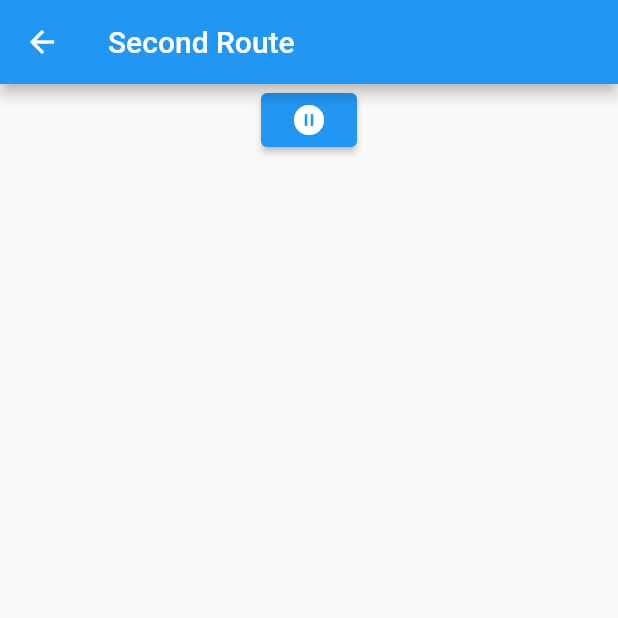
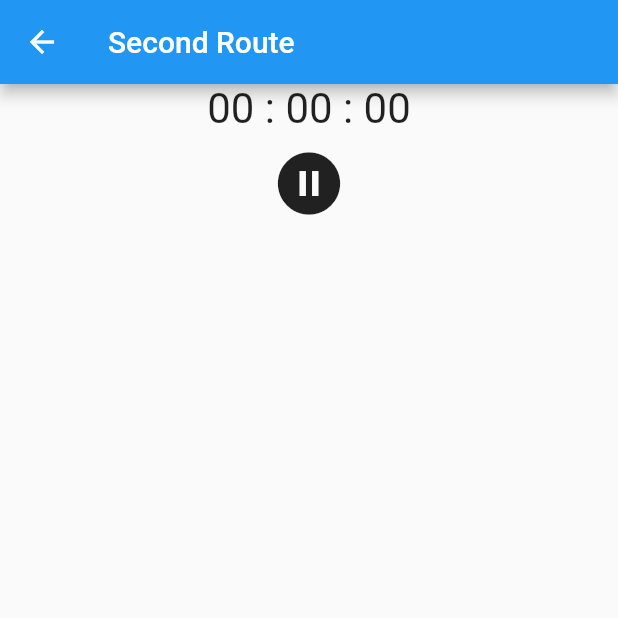
Before and after one commit to Choalstn/flutter_timer, a Flutter app: the screen it shows after launch, after a tap on "UI/UX 프로그래밍", on a phone screen of 412 x 824 dp, the top half of it. Run offline on Flutter 3.47's test engine with Material 2 defaults, Android fonts, the phone set to English and light mode, and no system bars.

Commit message:
IconButton 생성

```diff
--- a/lib/main.dart
+++ b/lib/main.dart
@@ -31,7 +31,6 @@ class _MyHomePage extends State<MyHomePage> with SingleTickerProviderStateMixin
   @override
   Widget build(BuildContext context) {
     return Scaffold(
-      appBar: AppBar( title: Text('Timer')),
       body: TabBarView(
         children: [ TimerPage(), CalendarPage()],
         controller: controller,
--- a/lib/timerPage.dart
+++ b/lib/timerPage.dart
@@ -47,26 +47,37 @@ class _TimerPage extends State<TimerPage> {
       body: Column(
         children: [
           Container(
+            color: Colors.amber,
             child: Column(
               crossAxisAlignment: CrossAxisAlignment.stretch,
               children: [
                 Container(
-                  padding: EdgeInsets.all(20),
+                  padding: EdgeInsets.only(left: 20, right: 20, top: 80, bottom: 50),
                   child: Column(
+                    crossAxisAlignment: CrossAxisAlignment.center,
                     children: [
-                      Text(' 2020.05.13', textAlign: TextAlign.center ,style: TextStyle(fontSize: 13),),
-                      Text('$hour : $min : $sec', textAlign: TextAlign.center,style: TextStyle(fontSize: 30)),
+                      Text(' 2020.05.13', style: TextStyle(fontSize: 13),),
+                      Padding(
+                          padding: EdgeInsets.only(top: 20),
+                          child: Text('$hour : $min : $sec',textScaleFactor: 4,))
                     ]),
                 ),
+              ]),
+          ),
 
+          Container(
+            child : Column(
+              children: [
                 ListTile(
                   onTap: () {
                     _startCountUp();
-                    Navigator.push(context, MaterialPageRoute(builder: (context) => SecondRoute()));
+                    Navigator.push(
+                        context,
+                        MaterialPageRoute(builder: (context) => SecondRoute()));
                   },
-                    leading: Icon(Icons.add),
-                    title: Text('UI/UX 프로그래밍'),
-                  ),
+                  leading: Icon(Icons.add),
+                  title: Text('UI/UX 프로그래밍'),
+                ),
 
                 ListTile(
                   onTap: () {
@@ -83,25 +94,24 @@ class _TimerPage extends State<TimerPage> {
                       _startCountUp();
                       Navigator.push(context, MaterialPageRoute(builder: (context) => SecondRoute()));
                     },
-                  leading: Icon(Icons.add),
-                  title: Text('안드로이드 프로그래밍')
+                    leading: Icon(Icons.add),
+                    title: Text('안드로이드 프로그래밍')
                 ),
 
                 ListTile(
                   onTap: () {
                     _startCountUp();
-                    Navigator.push(context, MaterialPageRoute(builder: (context) => SecondRoute()));
+                    Navigator.push(
+                        context,
+                        MaterialPageRoute(builder: (context) => SecondRoute()));
                   },
                   leading: Icon(Icons.add),
                   title: Text('데이터베이스 기초'),
                 ),
-
-              ]),
-          ),
+              ],
+            )
+          )
         ],
-
-
-
       ),
 
 
@@ -110,6 +120,7 @@ class _TimerPage extends State<TimerPage> {
 }
 
 class SecondRoute extends StatelessWidget {
+
 
   @override
   Widget build(BuildContext context) {
@@ -120,10 +131,16 @@ class SecondRoute extends StatelessWidget {
       body: Center(
         child: Column(
           children: [
-            ElevatedButton(
-              child: Icon(Icons.pause_circle),
+            Container(
+              child : Text('00 : 00 : 00', textScaleFactor: 2),
+            ),
+
+            IconButton(
+              icon: Icon(Icons.pause_circle),
+              iconSize: 50,
               onPressed: () {
                 Navigator.pop(context);
+                ScaffoldMessenger.of(context).showSnackBar(SnackBar(content: Text('누름'),));
               },
             ),
           ],
```
